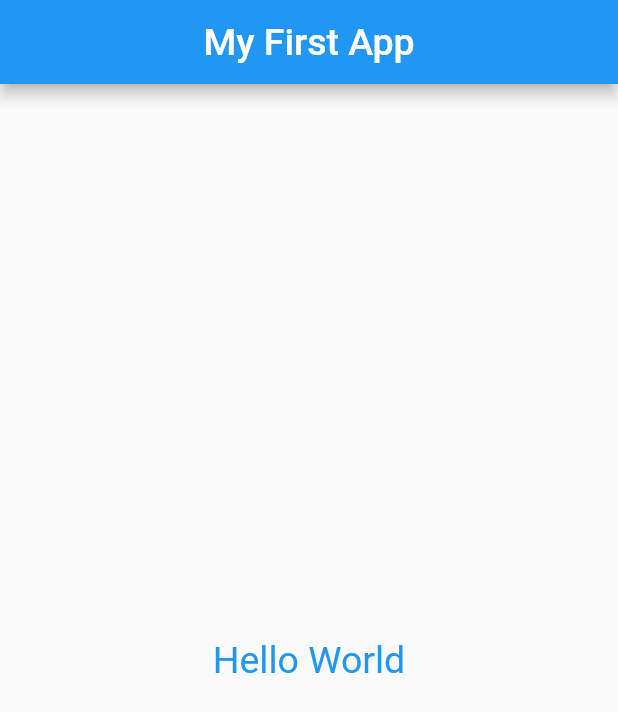
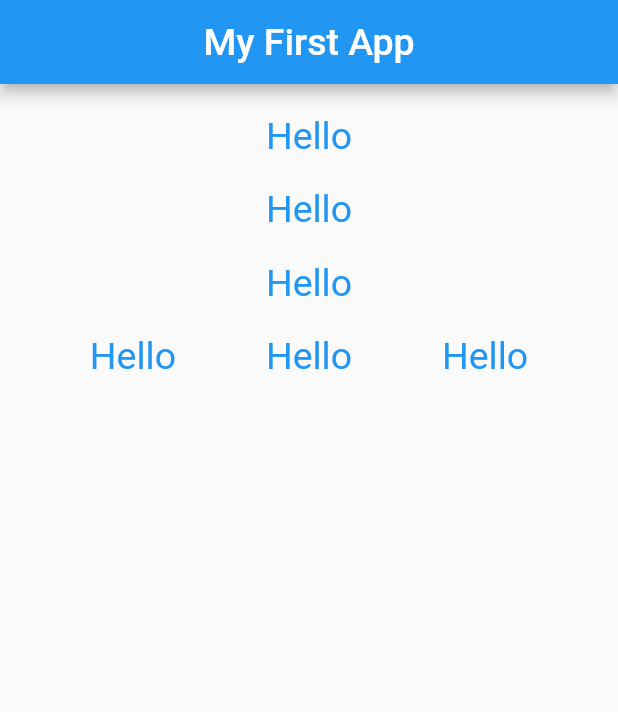
Before and after one commit to alichoumane/flutter_first_app, a Flutter app: the screen it shows after launch, on a phone screen of 412 x 824 dp. Shown: the top 712 px of the screen. Run offline on Flutter 3.47's test engine with Material 2 defaults, Android fonts, the phone set to English and light mode, and no system bars.

Commit message:
An app with Column and Row

```diff
--- a/lib/main.dart
+++ b/lib/main.dart
@@ -16,15 +16,44 @@ class MyApp extends StatelessWidget {
           style: const TextStyle(fontSize: 25),),
           centerTitle: true,
         ),
-        body: const Center(
-          child: const Text("Hello World",
-            style: const TextStyle(
-              fontSize: 25,
-              color: Colors.blue
-            ) ,
-          ),
+        body: const Column(
+          children: [
+            SizedBox(height: 20.0),
+            MyTextWidget(),
+            SizedBox(height: 20.0),
+            MyTextWidget(),
+            SizedBox(height: 20.0),
+            MyTextWidget(),
+            SizedBox(height: 20.0),
+            Row(
+              mainAxisAlignment: MainAxisAlignment.spaceEvenly,
+              children: [
+                MyTextWidget(),
+                MyTextWidget(),
+                MyTextWidget()
+              ],
+            )
+          ]
         ),
       )
     );
   }
 }
+
+class MyTextWidget extends StatelessWidget {
+  const MyTextWidget({
+    super.key,
+  });
+
+  @override
+  Widget build(BuildContext context) {
+    return Center(
+      child:Text("Hello",
+        style: const TextStyle(
+            fontSize: 25,
+            color: Colors.blue
+        ) ,
+      )
+    );
+  }
+}
```
